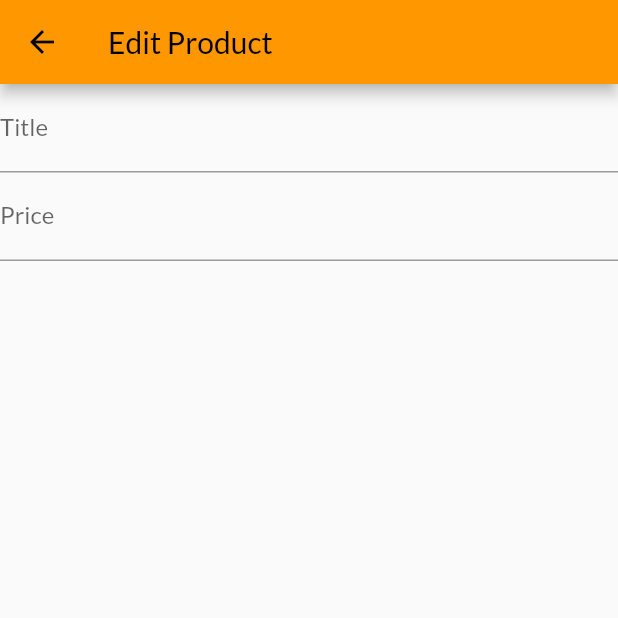
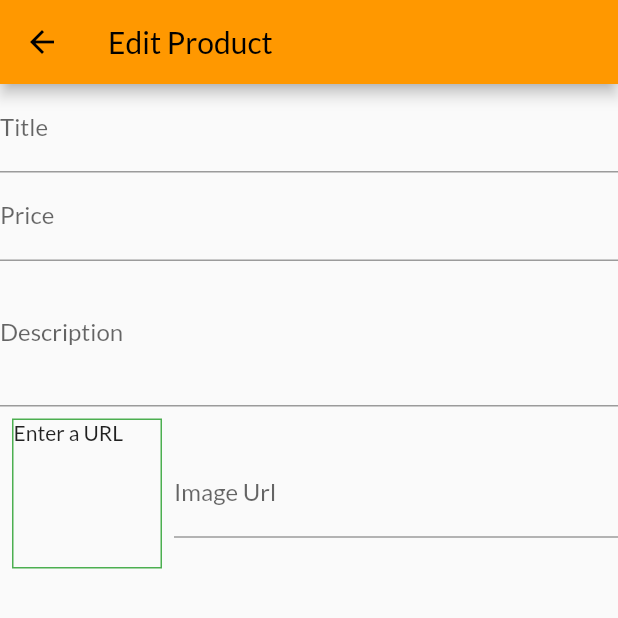
Before and after one commit to Nightcreatur/shoppi, a Flutter app: the EditProductScreen screen opened by its route, on a phone screen of 412 x 824 dp, the top half of it. Run offline on Flutter 3.47's test engine with Material 2 defaults, Android fonts, the phone set to English and light mode, and no system bars; network calls fail.

Commit message:
4th commit

```diff
--- a/lib/screens/editing_products.dart
+++ b/lib/screens/editing_products.dart
@@ -9,9 +9,19 @@ class EditProductScreen extends StatefulWidget {
 }
 
 class _EditProductScreenState extends State<EditProductScreen> {
+  final focusNode = FocusNode();
+  final descFocusNode = FocusNode();
+  final imageController = TextEditingController();
+  @override
+  void dispose() {
+    focusNode.dispose();
+    descFocusNode.dispose();
+    imageController.dispose();
+    super.dispose();
+  }
+
   @override
   Widget build(BuildContext context) {
-    final _focusNode = FocusNode();
     return Scaffold(
       appBar: AppBar(
         title: const Text('Edit Product'),
@@ -23,14 +33,51 @@ class _EditProductScreenState extends State<EditProductScreen> {
             decoration: const InputDecoration(labelText: 'Title'),
             textInputAction: TextInputAction.next,
             onFieldSubmitted: (value) {
-              FocusScope.of(context).requestFocus(_focusNode);
+              FocusScope.of(context).requestFocus(focusNode);
             },
           ),
           TextFormField(
             decoration: const InputDecoration(labelText: 'Price'),
             textInputAction: TextInputAction.next,
             keyboardType: TextInputType.number,
-            focusNode: _focusNode,
+            onFieldSubmitted: (value) {
+              FocusScope.of(context).requestFocus(descFocusNode);
+            },
+            focusNode: focusNode,
+          ),
+          TextFormField(
+            decoration: const InputDecoration(labelText: 'Description'),
+            maxLines: 3,
+            keyboardType: TextInputType.multiline,
+            focusNode: descFocusNode,
+          ),
+          Row(
+            children: [
+              Container(
+                width: 100,
+                height: 100,
+                margin: const EdgeInsets.all(8),
+                decoration: BoxDecoration(
+                  border: Border.all(width: 1, color: Colors.green),
+                ),
+                child: imageController.text.isEmpty
+                    ? const Text('Enter a URL')
+                    : FittedBox(
+                        child: Image.network(
+                          imageController.text,
+                          fit: BoxFit.contain,
+                        ),
+                      ),
+              ),
+              Expanded(
+                child: TextFormField(
+                  decoration: const InputDecoration(labelText: 'Image Url'),
+                  keyboardType: TextInputType.url,
+                  textInputAction: TextInputAction.done,
+                  controller: imageController,
+                ),
+              )
+            ],
           )
         ],
       )),
--- a/lib/widgets/badge.dart
+++ b/lib/widgets/badge.dart
@@ -26,7 +26,7 @@ class Badge extends StatelessWidget {
             child: Text(
               value,
               textAlign: TextAlign.center,
-              style: TextStyle(fontSize: 10),
+              style: const TextStyle(fontSize: 10),
             ),
           ),
         ),
--- a/lib/widgets/products_item.dart
+++ b/lib/widgets/products_item.dart
@@ -30,7 +30,7 @@ class ProductItem extends StatelessWidget {
       },
       child: GridTile(
         footer: GridTileBar(
-            backgroundColor: Color.fromARGB(134, 34, 33, 33),
+            backgroundColor: const Color.fromARGB(134, 34, 33, 33),
             leading: Consumer<Product>(
               builder: (context, value, child) => IconButton(
                 color: Colors.orange,
```
